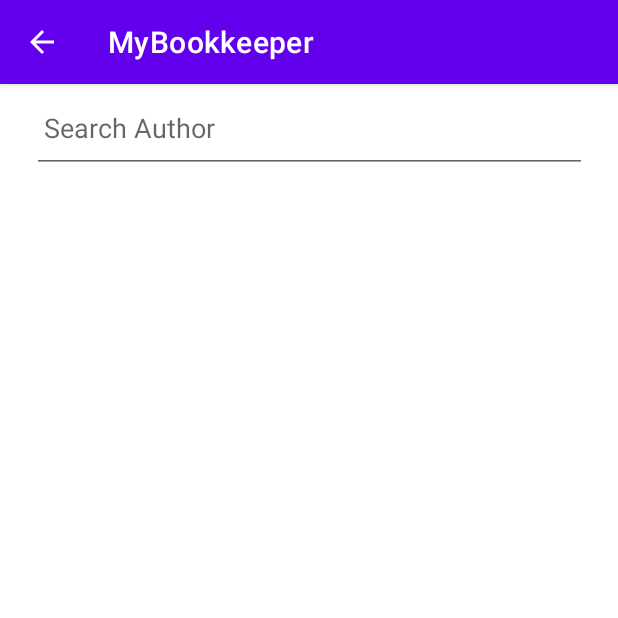
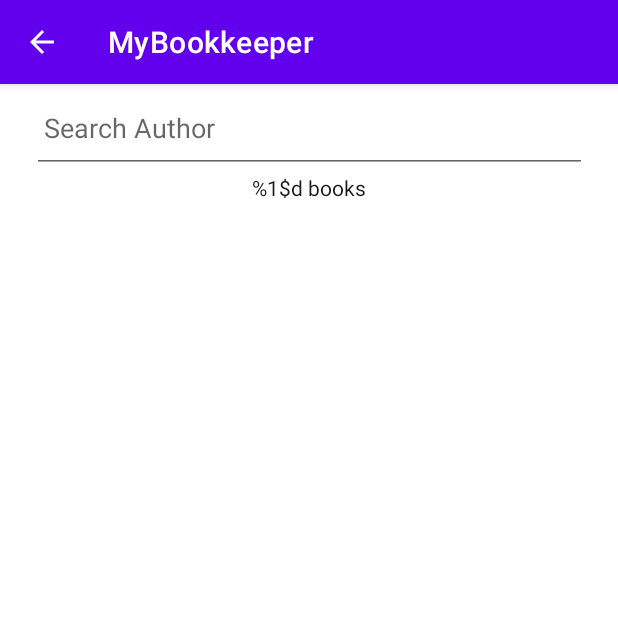
Before and after one commit to Oh-Afterglow/MyBookkeeper, an Android app: the BookListActivity screen opened directly, with no data from a screen before it, on a phone screen of 412 x 824 dp, the top half of it. Run offline under Robolectric (Android 15) with nearby library versions, the phone set to English and light mode, and no system bars.

Commit message:
show number of results

```diff
--- a/app/src/main/res/layout/activity_book_list.xml
+++ b/app/src/main/res/layout/activity_book_list.xml
@@ -13,8 +13,8 @@
         app:layoutManager="LinearLayoutManager"
         app:layout_constraintEnd_toEndOf="parent"
         app:layout_constraintStart_toEndOf="parent"
-        android:paddingBottom="59dp"
-        app:layout_constraintTop_toBottomOf="@id/author_search_box" />
+        android:paddingBottom="89dp"
+        app:layout_constraintTop_toBottomOf="@id/number_of_books" />
 
     <EditText
         android:id="@+id/author_search_box"
@@ -30,4 +30,15 @@
         app:layout_constraintEnd_toEndOf="parent"
         app:layout_constraintTop_toTopOf="parent"
         tools:layout_editor_absoluteX="11dp" />
+
+    <TextView
+        android:id="@+id/number_of_books"
+        android:layout_width="411dp"
+        android:layout_height="30dp"
+        android:gravity="center_horizontal"
+        android:text="@string/number_of_books"
+        android:textColor="@color/material_dynamic_neutral10"
+        app:layout_constraintEnd_toEndOf="parent"
+        app:layout_constraintStart_toStartOf="parent"
+        app:layout_constraintTop_toBottomOf="@id/author_search_box" />
 </androidx.constraintlayout.widget.ConstraintLayout>
--- a/app/src/main/res/values/strings.xml
+++ b/app/src/main/res/values/strings.xml
@@ -28,4 +28,5 @@
     <string name="publisher_list">anything</string>
     <string name="year_list">anything</string>
     <string name="search_author">Search Author</string>
+    <string name="number_of_books">%1$d books</string>
 </resources>
```
Also changed, not shown: app/src/main/java/com/example/mybookkeeper/BookListActivity.kt (+8 -1 lines), app/src/main/java/com/example/mybookkeeper/BookListViewModel.kt (+10 -1 lines).
